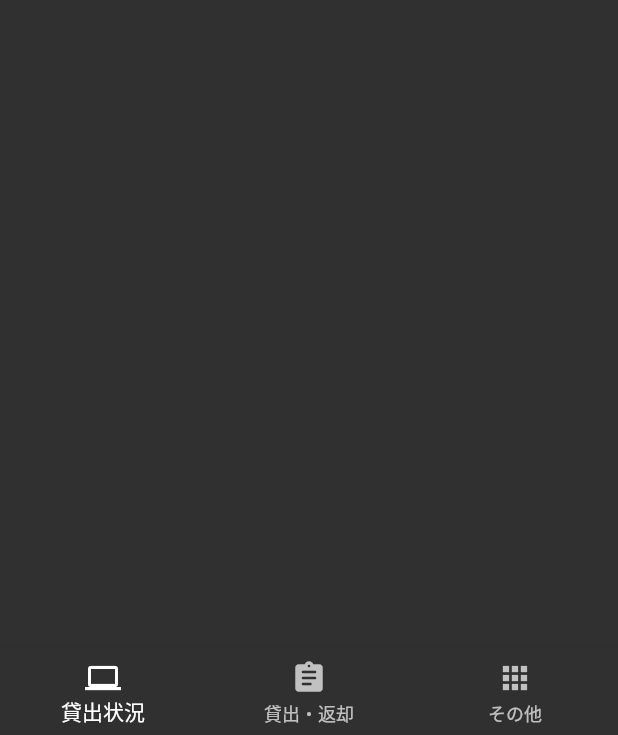
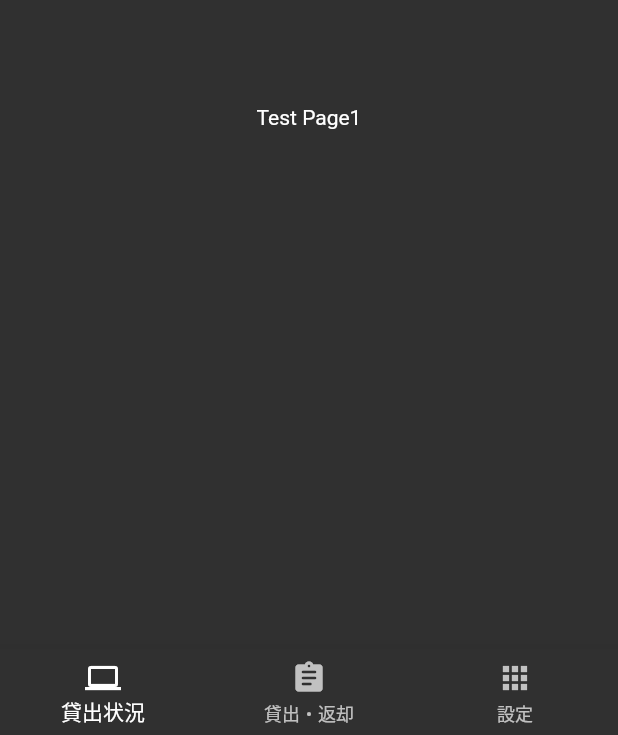
Before and after one commit to mar-tea919/bookApp, a Flutter app: the screen it shows after launch, on a phone screen of 412 x 824 dp. Shown: the part 498-1233 px from the top of the screen. Run offline on Flutter 3.47's test engine with Material 2 defaults, Android fonts, the phone set to English and light mode, and no system bars.

```diff
--- a/lib/main.dart
+++ b/lib/main.dart
@@ -31,7 +31,7 @@ class _MyHomePageState extends State<MyHomePage> {
 
   var _navIndex=0;
   var _label='';
-  var _titles=['貸出状況','貸出・返却','その他'];
+  List<Widget> titles=[nowLent(),Lent(),others()];
 
   @override
   Widget build(BuildContext context) {
@@ -39,8 +39,11 @@ class _MyHomePageState extends State<MyHomePage> {
       appBar: AppBar(
         title: const Text('Syoribu Books App'),
       ),
+
+      body: titles[_navIndex],
+
       bottomNavigationBar: BottomNavigationBar(
-          items: [
+          items: const [
             BottomNavigationBarItem(
               icon: Icon(Icons.computer),
               title: Text('貸出状況'),
@@ -51,17 +54,43 @@ class _MyHomePageState extends State<MyHomePage> {
             ),
             BottomNavigationBarItem(
               icon: Icon(Icons.apps),
-              title: Text('その他'),
+              title: Text('設定'),
             ),
           ],
+          currentIndex: _navIndex,
           onTap: (int index){
             setState(() {
               _navIndex=index;
-              _label=_titles[index];
             });
           },
-          currentIndex: _navIndex,
       ),
     );
   }
 }
+
+class nowLent extends StatelessWidget{
+  @override
+  Widget build(BuildContext context){
+    return const Scaffold(
+      body: Center(child: Text('Test Page1')),
+    );
+  }
+}
+
+class Lent extends StatelessWidget{
+  @override
+  Widget build(BuildContext context){
+    return const Scaffold(
+      body: Center(child: Text('Test Page2')),
+    );
+  }
+}
+
+class others extends StatelessWidget{
+  @override
+  Widget build(BuildContext context){
+    return const Scaffold(
+      body: Center(child: Text('Test Page3')),
+    );
+  }
+}
--- a/pubspec.yaml
+++ b/pubspec.yaml
@@ -29,6 +29,10 @@ environment:
 dependencies:
   flutter:
     sdk: flutter
+  #Add the dependency for the Firebase Core Flutter SDK
+  firebase_core: ^1.12.0
+  firebase_auth: ^3.3.8
+  cloud_firestore: ^3.1.9
 
 
   # The following adds the Cupertino Icons font to your application.
```
Also changed, not shown: lib/00main.dart (deleted, +0 -115 lines), pubspec.lock, 3 other files.
